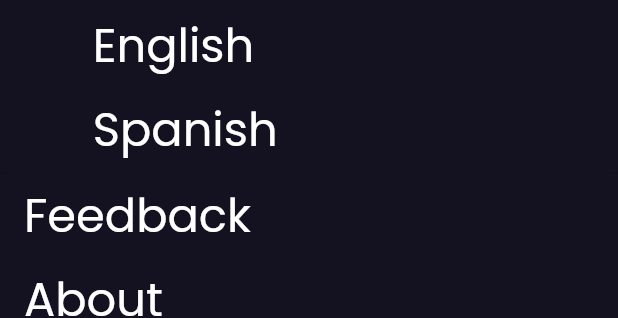
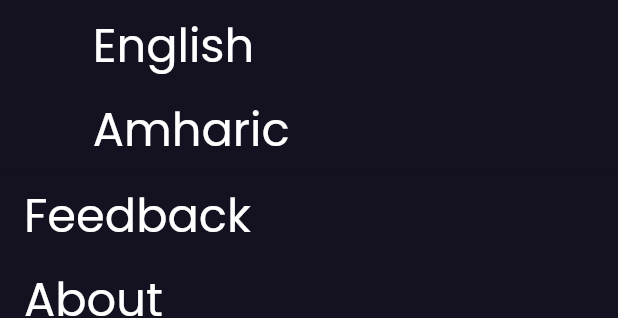
Before and after one commit to knatnaela/movieapp, a Flutter app: the NavigationDrawer widget shown alone on an empty page, opened directly, after a tap on "Language", after a tap on "English", on a phone screen of 412 x 824 dp. Shown: the part 365-683 px from the top of the screen. Run offline on Flutter 3.47's test engine with Material 2 defaults, Android fonts, the phone set to English and light mode, and no system bars; our stand-ins replace bloc, cached_network_image, dartz, equatable, flutter_bloc, flutter_svg and 2 more; missing offline and left inert: pedantic; network calls fail.

Commit message:
Add: Language Managment

```diff
--- a/assets/languages/en.json
+++ b/assets/languages/en.json
@@ -1,4 +1,8 @@
 {
+
+    "amharic": "Amharic",
+    "english": "English",
+
     "favoriteMovies": "Favorite Movies",
     "language": "Language",
     "feedback": "Feedback",
--- /dev/null
+++ b/lib/common/constants/languages.dart
@@ -0,0 +1,10 @@
+import 'package:movieapp/domain/entities/language_entity.dart';
+
+class Languages {
+  const Languages._();
+
+  static const languages = [
+    LanguageEntity(code: 'en', value: 'English'),
+    LanguageEntity(code: 'am', value: 'Amharic'),
+  ];
+}
--- /dev/null
+++ b/lib/common/constants/translation_constants.dart
@@ -0,0 +1,14 @@
+class TranslationConstants {
+  TranslationConstants._();
+
+  static const String english = 'english';
+  static const String amharic = 'amharic';
+
+  static const String favoriteMovies = 'favoriteMovies';
+  static const String language = 'language';
+  static const String feedback = 'feedback';
+  static const String about = 'about';
+  static const String popular = 'popular';
+  static const String now = 'now';
+  static const String soon = 'soon';
+}
--- a/lib/common/extensions/string_extensions.dart
+++ b/lib/common/extensions/string_extensions.dart
@@ -1,5 +1,12 @@
+import 'package:flutter/cupertino.dart';
+import 'package:movieapp/presentation/app_localizations.dart';
+
 extension StringExtension on String {
   String intelliTrim() {
     return this.length > 15 ? '${this.substring(0, 15)}...' : this;
   }
+
+  String t(BuildContext context) {
+    return AppLocalizations.of(context)!.translate(this).toString();
+  }
 }
--- a/lib/di/get_it.dart
+++ b/lib/di/get_it.dart
@@ -8,6 +8,7 @@ import 'package:movieapp/domain/usecases/get_coming_soon.dart';
 import 'package:movieapp/domain/usecases/get_playing_now.dart';
 import 'package:movieapp/domain/usecases/get_popular.dart';
 import 'package:movieapp/domain/usecases/get_trending.dart';
+import 'package:movieapp/presentation/blocs/language/language_bloc.dart';
 import 'package:movieapp/presentation/blocs/movie_backdrop/movie_backdrop_bloc.dart';
 import 'package:movieapp/presentation/blocs/movie_carousel/movie_carousel_bloc.dart';
 import 'package:movieapp/presentation/blocs/movie_tabbed/movie_tabbed_bloc.dart';
@@ -59,4 +60,6 @@ Future init() async {
       ),
     ),
   );
+
+  getInstance.registerSingleton<LanguageBloc>(LanguageBloc());
 }
--- /dev/null
+++ b/lib/domain/entities/language_entity.dart
@@ -0,0 +1,6 @@
+class LanguageEntity {
+  final String code;
+  final String value;
+
+  const LanguageEntity({required this.code, required this.value});
+}
--- /dev/null
+++ b/lib/presentation/app_localizations.dart
@@ -0,0 +1,54 @@
+import 'dart:convert';
+
+import 'package:flutter/material.dart';
+import 'package:flutter/services.dart';
+import 'package:movieapp/common/constants/languages.dart';
+
+class AppLocalizations {
+  final Locale locale;
+
+  AppLocalizations(this.locale);
+
+  static AppLocalizations? of(context) =>
+      Localizations.of<AppLocalizations>(context, AppLocalizations);
+
+  Map<String, String>? _localizationStrings = {};
+
+  Future<bool> load() async {
+    final jsonString = await rootBundle
+        .loadString('assets/languages/${locale.languageCode}.json');
+    final Map<String, dynamic> jsonMap = json.decode(jsonString);
+    _localizationStrings =
+        jsonMap.map((key, value) => MapEntry(key, value.toString()));
+    return true;
+  }
+
+  String? translate(String key) {
+    return _localizationStrings![key];
+  }
+
+  static const LocalizationsDelegate<AppLocalizations> delegate =
+      _AppLocalizationDelegate();
+}
+
+class _AppLocalizationDelegate extends LocalizationsDelegate<AppLocalizations> {
+  const _AppLocalizationDelegate();
+  @override
+  bool isSupported(Locale locale) {
+    return Languages.languages
+        .map((e) => e.code)
+        .toList()
+        .contains(locale.languageCode);
+  }
+
+  @override
+  Future<AppLocalizations> load(Locale locale) async {
+    AppLocalizations localizations = AppLocalizations(locale);
+    await localizations.load();
+    return localizations;
+  }
+
+  @override
+  bool shouldReload(covariant LocalizationsDelegate<AppLocalizations> old) =>
+      false;
+}
--- /dev/null
+++ b/lib/presentation/blocs/language/language_bloc.dart
@@ -0,0 +1,28 @@
+import 'dart:async';
+
+import 'package:bloc/bloc.dart';
+import 'package:equatable/equatable.dart';
+import 'package:flutter/material.dart';
+import 'package:movieapp/common/constants/languages.dart';
+import 'package:movieapp/domain/entities/language_entity.dart';
+
+part 'language_event.dart';
+part 'language_state.dart';
+
+class LanguageBloc extends Bloc<LanguageEvent, LanguageState> {
+  LanguageBloc()
+      : super(
+          LanguageLoaded(
+            Locale(Languages.languages[0].code),
+          ),
+        );
+
+  @override
+  Stream<LanguageState> mapEventToState(
+    LanguageEvent event,
+  ) async* {
+    if (event is ToggleLanguageEvent) {
+      yield LanguageLoaded(Locale(event.language.code));
+    }
+  }
+}
--- /dev/null
+++ b/lib/presentation/blocs/language/language_event.dart
@@ -0,0 +1,17 @@
+part of 'language_bloc.dart';
+
+abstract class LanguageEvent extends Equatable {
+  const LanguageEvent();
+
+  @override
+  List<Object> get props => [];
+}
+
+class ToggleLanguageEvent extends LanguageEvent {
+  final LanguageEntity language;
+
+  const ToggleLanguageEvent(this.language);
+
+  @override
+  List<Object> get props => [language];
+}
--- /dev/null
+++ b/lib/presentation/blocs/language/language_state.dart
@@ -0,0 +1,17 @@
+part of 'language_bloc.dart';
+
+abstract class LanguageState extends Equatable {
+  const LanguageState();
+
+  @override
+  List<Object> get props => [];
+}
+
+class LanguageLoaded extends LanguageState {
+  final Locale locale;
+
+  const LanguageLoaded(this.locale);
+
+  @override
+  List<Object> get props => [locale.languageCode];
+}
--- a/lib/presentation/journeys/drawer/navigation_drawer.dart
+++ b/lib/presentation/journeys/drawer/navigation_drawer.dart
@@ -1,6 +1,13 @@
 import 'package:flutter/material.dart';
+import 'package:flutter_bloc/flutter_bloc.dart';
+import 'package:movieapp/common/constants/languages.dart';
 import 'package:movieapp/common/constants/size_constants.dart';
+import 'package:movieapp/common/constants/translation_constants.dart';
 import 'package:movieapp/common/extensions/size_extensions.dart';
+import 'package:movieapp/common/extensions/string_extensions.dart';
+import 'package:movieapp/domain/entities/language_entity.dart';
+import 'package:movieapp/presentation/app_localizations.dart';
+import 'package:movieapp/presentation/blocs/language/language_bloc.dart';
 import 'package:movieapp/presentation/journeys/drawer/navigation_expanded_list_item.dart';
 import 'package:movieapp/presentation/journeys/drawer/navigation_list_item.dart';
 import 'package:movieapp/presentation/widgets/logo.dart';
@@ -36,23 +43,23 @@ class NavigationDrawer extends StatelessWidget {
             ),
           ),
           NavigationListItem(
-            title: 'Favorite Movies',
+            title: TranslationConstants.favoriteMovies.t(context),
             onTap: () {},
           ),
           NavigationExpandedListItem(
-            title: 'Language',
-            onTap: () {},
-            children: [
-              'English',
-              'Spanish',
-            ],
+            title: TranslationConstants.language.t(context),
+            onTap: (index) {
+              BlocProvider.of<LanguageBloc>(context)
+                  .add(ToggleLanguageEvent(Languages.languages[index]));
+            },
+            children: Languages.languages.map((e) => e.value).toList(),
           ),
           NavigationListItem(
-            title: 'Feedback',
+            title: TranslationConstants.feedback.t(context),
             onTap: () {},
           ),
           NavigationListItem(
-            title: 'About',
+            title: TranslationConstants.about.t(context),
             onTap: () {},
           ),
         ],
--- a/lib/presentation/journeys/drawer/navigation_expanded_list_item.dart
+++ b/lib/presentation/journeys/drawer/navigation_expanded_list_item.dart
@@ -16,9 +16,7 @@ class NavigationExpandedListItem extends StatelessWidget {
 
   @override
   Widget build(BuildContext context) {
-    return GestureDetector(
-      onTap: () => onTap(),
-      child: Container(
+    return Container(
       decoration: BoxDecoration(
         boxShadow: [
           BoxShadow(
@@ -36,10 +34,9 @@ class NavigationExpandedListItem extends StatelessWidget {
           for (int i = 0; i < children.length; i++)
             NavigationSubListItem(
               title: children[i],
-                onTap: () {},
+              onTap: () => onTap(i),
             ),
         ],
-        ),
       ),
     );
   }
--- a/lib/presentation/journeys/home/movie_tabbed/tab_title_widget.dart
+++ b/lib/presentation/journeys/home/movie_tabbed/tab_title_widget.dart
@@ -1,6 +1,7 @@
 import 'package:flutter/material.dart';
 import 'package:movieapp/common/constants/size_constants.dart';
 import 'package:movieapp/common/extensions/size_extensions.dart';
+import 'package:movieapp/common/extensions/string_extensions.dart';
 import 'package:movieapp/presentation/themes/theme_color.dart';
 
 import '../../../themes/theme_text.dart';
@@ -31,7 +32,7 @@ class TabTitleWidget extends StatelessWidget {
           ),
         ),
         child: Text(
-          title,
+          title.t(context),
           style: isSelected
               ? Theme.of(context).textTheme.royalBlueSubtitle1
               : Theme.of(context).textTheme.subtitle1,
--- a/lib/presentation/movie_app.dart
+++ b/lib/presentation/movie_app.dart
@@ -1,17 +1,48 @@
 import 'package:flutter/material.dart';
+import 'package:flutter_bloc/flutter_bloc.dart';
+import 'package:flutter_localizations/flutter_localizations.dart';
+import 'package:movieapp/common/constants/languages.dart';
 import 'package:movieapp/common/screenutils/screen_util.dart';
+import 'package:movieapp/di/get_it.dart';
+import 'package:movieapp/presentation/app_localizations.dart';
+import 'package:movieapp/presentation/blocs/language/language_bloc.dart';
 import 'package:movieapp/presentation/journeys/home/home_screen.dart';
 import 'package:movieapp/presentation/themes/theme_color.dart';
 import 'package:movieapp/presentation/themes/theme_text.dart';
 
-class MovieApp extends StatelessWidget {
+class MovieApp extends StatefulWidget {
+  @override
+  _MovieAppState createState() => _MovieAppState();
+}
+
+class _MovieAppState extends State<MovieApp> {
+  late LanguageBloc _languageBloc;
+
+  @override
+  void initState() {
+    super.initState();
+    _languageBloc = getInstance<LanguageBloc>();
+  }
+
+  @override
+  void dispose() {
+    _languageBloc.close();
+    super.dispose();
+  }
+
   @override
   Widget build(BuildContext context) {
     ScreenUtil.init();
+    return BlocProvider<LanguageBloc>.value(
+      value: _languageBloc,
+      child: BlocBuilder<LanguageBloc, LanguageState>(
+        builder: (context, state) {
+          if (state is LanguageLoaded) {
             return MaterialApp(
               debugShowCheckedModeBanner: false,
               title: 'Movie App',
               theme: ThemeData(
+                unselectedWidgetColor: AppColor.royalBlue,
                 primaryColor: AppColor.vulcan,
                 accentColor: AppColor.royalBlue,
                 scaffoldBackgroundColor: AppColor.vulcan,
@@ -19,7 +50,25 @@ class MovieApp extends StatelessWidget {
                 textTheme: ThemeText.getTextTheme(),
                 appBarTheme: const AppBarTheme(elevation: 0),
               ),
+              supportedLocales: Languages.languages
+                  .map(
+                    (e) => Locale(
+                      e.code,
+                    ),
+                  )
+                  .toList(),
+              locale: state.locale,
+              localizationsDelegates: [
+                AppLocalizations.delegate,
+                GlobalMaterialLocalizations.delegate,
+                GlobalWidgetsLocalizations.delegate
+              ],
               home: HomeScreen(),
             );
           }
+          return const SizedBox.shrink();
+        },
+      ),
+    );
   }
+}
--- a/pubspec.yaml
+++ b/pubspec.yaml
@@ -22,6 +22,8 @@ environment:
 
 dependencies:
   flutter:
+    sdk: flutter
+  flutter_localizations:
     sdk: flutter
   cached_network_image: ^3.1.0
   cupertino_icons: ^1.0.2
@@ -52,6 +54,7 @@ flutter:
   assets:
     - assets/svgs/
     - assets/pngs/
+    - assets/languages/
   # An image asset can refer to one or more resolution-specific "variants", see
   # https://flutter.dev/assets-and-images/#resolution-aware.
   # For details regarding adding assets from package dependencies, see
```
Also changed, not shown: assets/languages/am.json (added, +13 -0 lines), lib/presentation/journeys/home/movie_tabbed/movie_tabbed_constants.dart (+4 -3 lines), pubspec.lock. Lines whose indentation alone changed are shown as unchanged.
